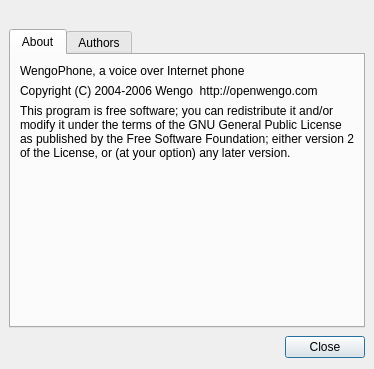
Before: the Qt Designer form wengophone/src/presentation/qt/AboutWindow.ui in tkrotoff/WengoPhone, drawn with Qt 5.
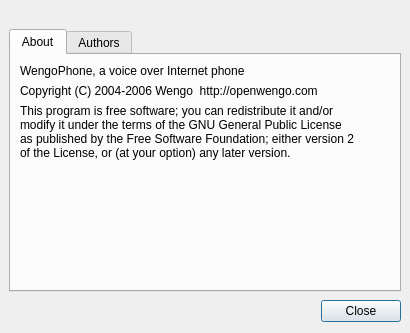
After: the same form once the commit is applied. Icons and pictures are not drawn.

Commit message: - Add libraries version info inside QtAbout dialog window - Some refactoring inside QtTrayIcon.cpp

Patch:
```diff
--- a/wengophone/src/presentation/qt/AboutWindow.ui
+++ b/wengophone/src/presentation/qt/AboutWindow.ui
@@ -8,8 +8,8 @@
    <rect>
     <x>0</x>
     <y>0</y>
-    <width>362</width>
-    <height>369</height>
+    <width>410</width>
+    <height>333</height>
    </rect>
   </property>
   <property name="windowTitle" >
@@ -36,17 +36,11 @@
         <number>6</number>
        </property>
        <item row="3" column="0" >
-        <spacer>
-         <property name="orientation" >
-          <enum>Qt::Vertical</enum>
+        <widget class="QLabel" name="versionLabel" >
+         <property name="enabled" >
+          <bool>false</bool>
          </property>
-         <property name="sizeHint" >
-          <size>
-           <width>20</width>
-           <height>40</height>
-          </size>
-         </property>
-        </spacer>
+        </widget>
        </item>
        <item row="2" column="0" >
         <widget class="QLabel" name="licenseLabel" >
@@ -72,6 +66,19 @@
          </property>
         </widget>
        </item>
+       <item row="4" column="0" >
+        <spacer>
+         <property name="orientation" >
+          <enum>Qt::Vertical</enum>
+         </property>
+         <property name="sizeHint" >
+          <size>
+           <width>20</width>
+           <height>40</height>
+          </size>
+         </property>
+        </spacer>
+       </item>
       </layout>
      </widget>
      <widget class="QWidget" name="authorsTab" >
@@ -109,9 +116,6 @@
        <property name="enabled" >
         <bool>false</bool>
        </property>
-       <property name="text" >
-        <string/>
-       </property>
       </widget>
      </item>
      <item>
```
Left out of the diff: 20 changed lines with no effect on the pictures. The commit also changes 4 other files.
